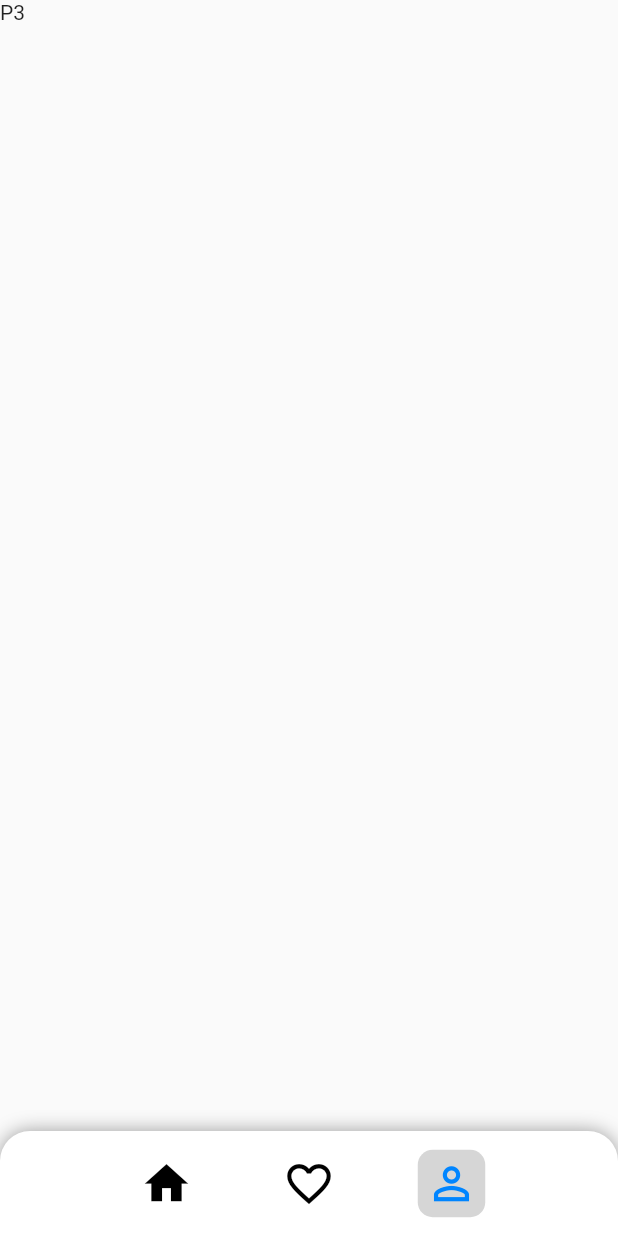
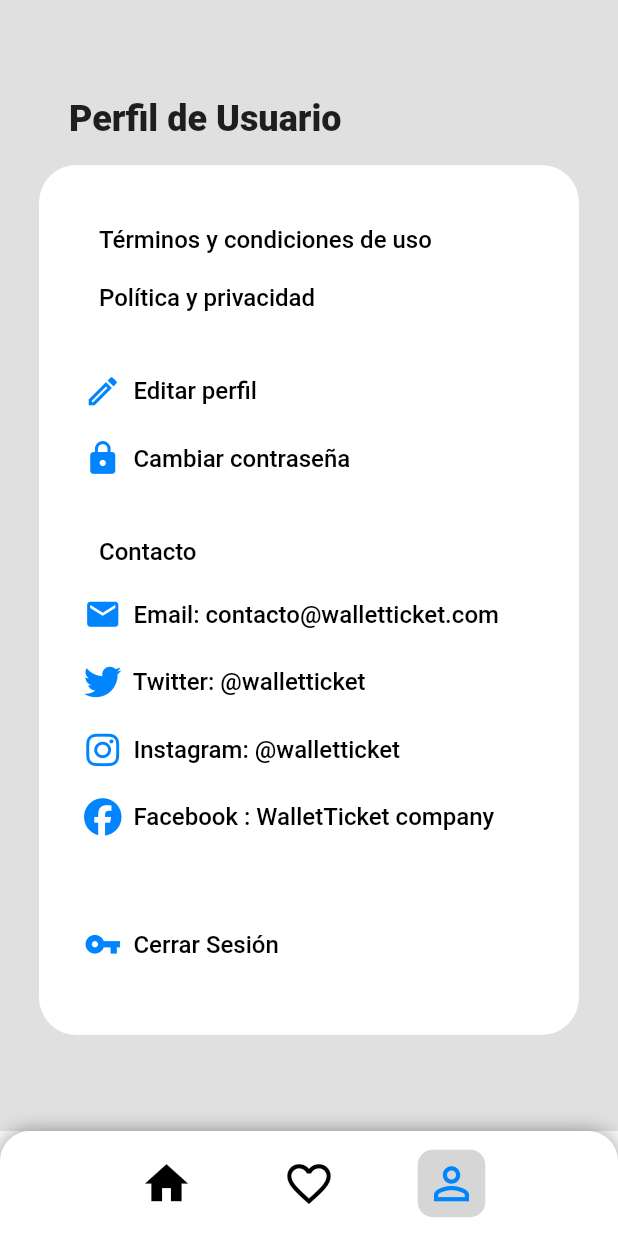
Before and after one commit to moisesmiranda135/WalleTTicket, a Flutter app: the MenuScreen screen opened directly, after a tap on the "favorite outline" icon, after a tap on the "perm identity" icon, on a phone screen of 412 x 824 dp. Run offline on Flutter 3.47's test engine with Material 2 defaults, Android fonts, the light colour scheme and no system bars; our stand-ins replace bloc, equatable, flutter_bloc, font_awesome_flutter, google_fonts, shared_preferences; accounts and stored records are empty; statements that could not run were skipped.

Commit message:
terminada pantalla profile en estático

```diff
--- a/mobile/walletticket_app/lib/ui/screens/menu_screen.dart
+++ b/mobile/walletticket_app/lib/ui/screens/menu_screen.dart
@@ -1,6 +1,7 @@
 import 'package:flutter/material.dart';
 import 'package:flutter_bloc/flutter_bloc.dart';
 import 'package:walletticket_app/styles/styles.dart';
+import 'package:walletticket_app/ui/screens/profile_screen.dart';
 
 class MenuScreen extends StatefulWidget {
   const MenuScreen({Key? key}) : super(key: key);
@@ -22,7 +23,11 @@ class _MenuScreenState extends State<MenuScreen> {
     super.dispose();
   }
 
-  List<Widget> pages = [const Text("P1"), const Text("P2"), const Text("P3")];
+  List<Widget> pages = [
+    const Text("P1"),
+    const Text("P2dddddddddddd"),
+    const ProfileScreen()
+  ];
 
   @override
   Widget build(BuildContext context) {
--- /dev/null
+++ b/mobile/walletticket_app/lib/ui/screens/profile_screen.dart
@@ -0,0 +1,270 @@
+import 'dart:convert';
+
+import 'package:flutter/material.dart';
+import 'package:font_awesome_flutter/font_awesome_flutter.dart';
+
+import 'package:http/http.dart' as http;
+import 'package:walletticket_app/styles/styles.dart';
+
+void main() {
+  runApp(const ProfileScreen());
+}
+
+class ProfileScreen extends StatelessWidget {
+  const ProfileScreen({Key? key}) : super(key: key);
+
+  // This widget is the root of your application.
+  @override
+  Widget build(BuildContext context) {
+    return MaterialApp(
+      title: 'Flutter Demo',
+      theme: ThemeData(
+        // This is the theme of your application.
+        //
+        // Try running your application with "flutter run". You'll see the
+        // application has a blue toolbar. Then, without quitting the app, try
+        // changing the primarySwatch below to Colors.green and then invoke
+        // "hot reload" (press "r" in the console where you ran "flutter run",
+        // or simply save your changes to "hot reload" in a Flutter IDE).
+        // Notice that the counter didn't reset back to zero; the application
+        // is not restarted.
+        primarySwatch: Colors.blue,
+      ),
+      home: const MyHomePage(title: 'Flutter Demo Home Page'),
+    );
+  }
+}
+
+class MyHomePage extends StatefulWidget {
+  const MyHomePage({Key? key, required this.title}) : super(key: key);
+
+  final String title;
+
+  @override
+  State<MyHomePage> createState() => _MyHomePageState();
+}
+
+class _MyHomePageState extends State<MyHomePage> {
+  //late Future<List<UpComing>> items;
+
+  @override
+  void initState() {
+    //items = fetchUpComingList();
+    super.initState();
+  }
+
+  @override
+  Widget build(BuildContext context) {
+    return Scaffold(
+        body: Container(
+      color: Colors.grey[300],
+      child: Center(
+        child: Column(
+          children: [
+            Container(
+              width: 360,
+              height: 50,
+              margin: const EdgeInsets.only(top: 40),
+              child: Stack(
+                children: const [
+                  Positioned(
+                      top: 25,
+                      left: 20,
+                      child: Text(
+                        "Perfil de Usuario",
+                        style: TextStyle(
+                            fontSize: 24, fontWeight: FontWeight.w800),
+                      ))
+                ],
+              ),
+            ),
+            Container(
+                width: 360,
+                height: 580,
+                margin: const EdgeInsets.symmetric(vertical: 20),
+                decoration: BoxDecoration(
+                  color: Colors.white,
+                  borderRadius: BorderRadius.circular(25),
+                ),
+                child: Column(
+                  children: [
+                    Container(
+                      margin: const EdgeInsets.only(top: 40, left: 40),
+                      child: Row(
+                        mainAxisAlignment: MainAxisAlignment.start,
+                        children: const [
+                          Text(
+                            "Términos y condiciones de uso",
+                            style: TextStyle(
+                                fontSize: 16,
+                                color: Colors.black,
+                                fontWeight: FontWeight.w500),
+                          ),
+                        ],
+                      ),
+                    ),
+                    Container(
+                      margin: const EdgeInsets.symmetric(
+                          horizontal: 40, vertical: 20),
+                      child: Row(
+                        mainAxisAlignment: MainAxisAlignment.start,
+                        children: const [
+                          Text(
+                            "Política y privacidad",
+                            style: TextStyle(
+                                fontSize: 16,
+                                color: Colors.black,
+                                fontWeight: FontWeight.w500),
+                          ),
+                        ],
+                      ),
+                    ),
+                    Container(
+                      margin: const EdgeInsets.symmetric(
+                          horizontal: 30, vertical: 20),
+                      child: Row(
+                        mainAxisAlignment: MainAxisAlignment.start,
+                        children: const [
+                          Icon(Icons.edit_outlined,
+                              size: 25, color: WalleTTicketStyle.primaryColor),
+                          Text(
+                            "  Editar perfil",
+                            style: TextStyle(
+                                fontSize: 16,
+                                color: Colors.black,
+                                fontWeight: FontWeight.w500),
+                          ),
+                        ],
+                      ),
+                    ),
+                    Container(
+                      margin: const EdgeInsets.symmetric(
+                          horizontal: 30, vertical: 0),
+                      child: Row(
+                        mainAxisAlignment: MainAxisAlignment.start,
+                        children: const [
+                          Icon(Icons.lock,
+                              size: 25, color: WalleTTicketStyle.primaryColor),
+                          Text(
+                            "  Cambiar contraseña",
+                            style: TextStyle(
+                                fontSize: 16,
+                                color: Colors.black,
+                                fontWeight: FontWeight.w500),
+                          ),
+                        ],
+                      ),
+                    ),
+                    Container(
+                      margin:
+                          const EdgeInsets.only(top: 40, left: 40, bottom: 10),
+                      child: Row(
+                        mainAxisAlignment: MainAxisAlignment.start,
+                        children: const [
+                          Text(
+                            "Contacto",
+                            style: TextStyle(
+                                fontSize: 16,
+                                color: Colors.black,
+                                fontWeight: FontWeight.w500),
+                          ),
+                        ],
+                      ),
+                    ),
+                    Container(
+                      margin: const EdgeInsets.symmetric(
+                          horizontal: 30, vertical: 10),
+                      child: Row(
+                        mainAxisAlignment: MainAxisAlignment.start,
+                        children: const [
+                          Icon(Icons.email,
+                              size: 25, color: WalleTTicketStyle.primaryColor),
+                          Text(
+                            "  Email: contacto@walletticket.com",
+                            style: TextStyle(
+                                fontSize: 16,
+                                color: Colors.black,
+                                fontWeight: FontWeight.w500),
+                          ),
+                        ],
+                      ),
+                    ),
+                    Container(
+                      margin: const EdgeInsets.symmetric(
+                          horizontal: 30, vertical: 10),
+                      child: Row(
+                        mainAxisAlignment: MainAxisAlignment.start,
+                        children: const [
+                          Icon(FontAwesomeIcons.twitter,
+                              size: 25, color: WalleTTicketStyle.primaryColor),
+                          Text(
+                            "  Twitter: @walletticket",
+                            style: TextStyle(
+                                fontSize: 16,
+                                color: Colors.black,
+                                fontWeight: FontWeight.w500),
+                          ),
+                        ],
+                      ),
+                    ),
+                    Container(
+                      margin: const EdgeInsets.symmetric(
+                          horizontal: 30, vertical: 10),
+                      child: Row(
+                        mainAxisAlignment: MainAxisAlignment.start,
+                        children: const [
+                          Icon(FontAwesomeIcons.instagram,
+                              size: 25, color: WalleTTicketStyle.primaryColor),
+                          Text(
+                            "  Instagram: @walletticket",
+                            style: TextStyle(
+                                fontSize: 16,
+                                color: Colors.black,
+                                fontWeight: FontWeight.w500),
+                          ),
+                        ],
+                      ),
+                    ),
+                    Container(
+                      margin: const EdgeInsets.symmetric(
+                          horizontal: 30, vertical: 10),
+                      child: Row(
+                        mainAxisAlignment: MainAxisAlignment.start,
+                        children: const [
+                          Icon(FontAwesomeIcons.facebook,
+                              size: 25, color: WalleTTicketStyle.primaryColor),
+                          Text(
+                            "  Facebook : WalletTicket company",
+                            style: TextStyle(
+                                fontSize: 16,
+                                color: Colors.black,
+                                fontWeight: FontWeight.w500),
+                          ),
+                        ],
+                      ),
+                    ),
+                    Container(
+                      margin: const EdgeInsets.only(left: 30, top: 50),
+                      child: Row(
+                        mainAxisAlignment: MainAxisAlignment.start,
+                        children: const [
+                          Icon(Icons.vpn_key,
+                              size: 25, color: WalleTTicketStyle.primaryColor),
+                          Text(
+                            "  Cerrar Sesión",
+                            style: TextStyle(
+                                fontSize: 16,
+                                color: Colors.black,
+                                fontWeight: FontWeight.w500),
+                          ),
+                        ],
+                      ),
+                    ),
+                  ],
+                )),
+          ],
+        ),
+      ),
+    ));
+  }
+}
--- a/mobile/walletticket_app/pubspec.yaml
+++ b/mobile/walletticket_app/pubspec.yaml
@@ -42,6 +42,7 @@ dependencies:
   stream_transform: ^2.0.0
   connectivity_plus: ^2.2.1
   image_picker: ^0.8.4+9
+  font_awesome_flutter: ^10.1.0
 
 
   # The following adds the Cupertino Icons font to your application.
```
Also changed, not shown: mobile/walletticket_app/pubspec.lock.
